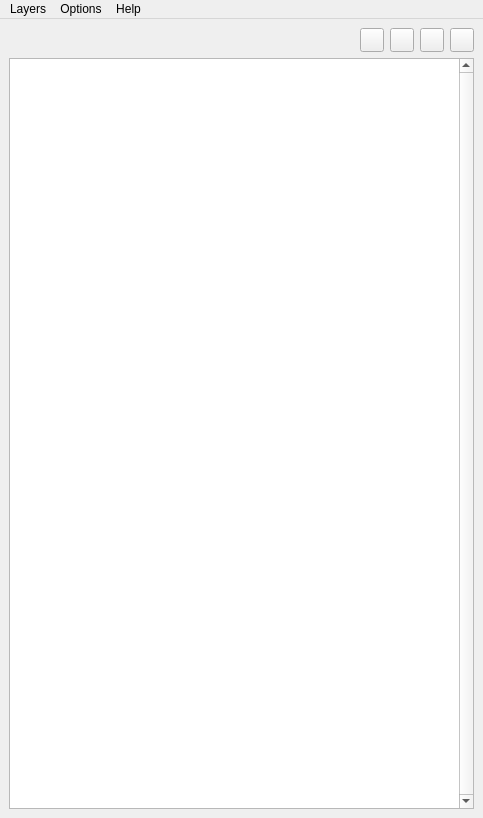
bhsingleton/layerexplorer, file ui/qlayerexplorer.ui: the form before one commit.
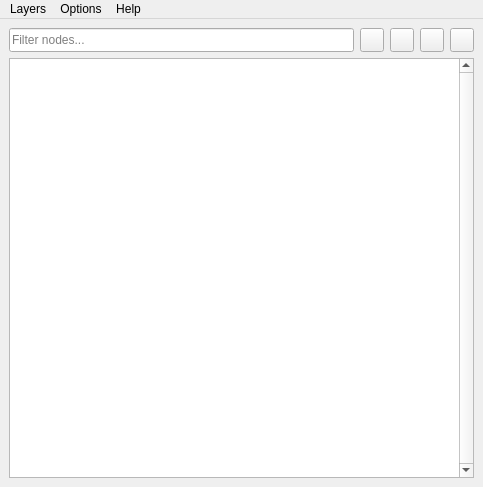
The form after the commit. Icons and pictures are not drawn.

Commit message: Adding search bar.

The edit to the form file:
```diff
--- a/ui/qlayerexplorer.ui
+++ b/ui/qlayerexplorer.ui
@@ -7,7 +7,7 @@
     <x>0</x>
     <y>0</y>
     <width>483</width>
-    <height>818</height>
+    <height>487</height>
    </rect>
   </property>
   <property name="windowTitle">
@@ -49,17 +49,29 @@
         <number>0</number>
        </property>
        <item>
-        <spacer name="horizontalSpacer">
-         <property name="orientation">
-          <enum>Qt::Horizontal</enum>
+        <widget class="QLineEdit" name="searchLineEdit">
+         <property name="minimumSize">
+          <size>
+           <width>0</width>
+           <height>24</height>
+          </size>
          </property>
-         <property name="sizeHint" stdset="0">
+         <property name="maximumSize">
           <size>
-           <width>40</width>
-           <height>20</height>
+           <width>16777215</width>
+           <height>24</height>
           </size>
          </property>
-        </spacer>
+         <property name="focusPolicy">
+          <enum>Qt::ClickFocus</enum>
+         </property>
+         <property name="placeholderText">
+          <string>Filter nodes...</string>
+         </property>
+         <property name="clearButtonEnabled">
+          <bool>true</bool>
+         </property>
+        </widget>
        </item>
        <item>
         <widget class="QPushButton" name="moveLayerUpPushButton">
```
Left out of the diff: 12 changed lines with no effect on the pictures. The commit also changes 3 other files.
